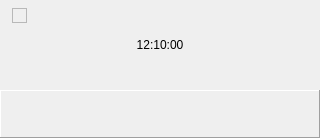
Above: Clock_frm.ui from stasinek/Panel.VCL before the change. Below: the same form after it.
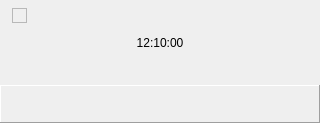
That is the form after the change.

Patch:
```diff
--- a/Clock_frm.ui
+++ b/Clock_frm.ui
@@ -4,10 +4,10 @@
  <widget class="QWidget" name="Clock_form">
   <property name="geometry">
    <rect>
-    <x>556</x>
-    <y>256</y>
+    <x>921</x>
+    <y>566</y>
     <width>320</width>
-    <height>138</height>
+    <height>123</height>
    </rect>
   </property>
   <property name="toolTip">
@@ -22,7 +22,7 @@
      <x>0</x>
      <y>0</y>
      <width>320</width>
-     <height>89</height>
+     <height>85</height>
     </rect>
    </property>
    <property name="text">
@@ -85,9 +85,9 @@
    <property name="geometry">
     <rect>
      <x>0</x>
-     <y>90</y>
+     <y>85</y>
      <width>320</width>
-     <height>48</height>
+     <height>38</height>
     </rect>
    </property>
    <property name="text">
```
